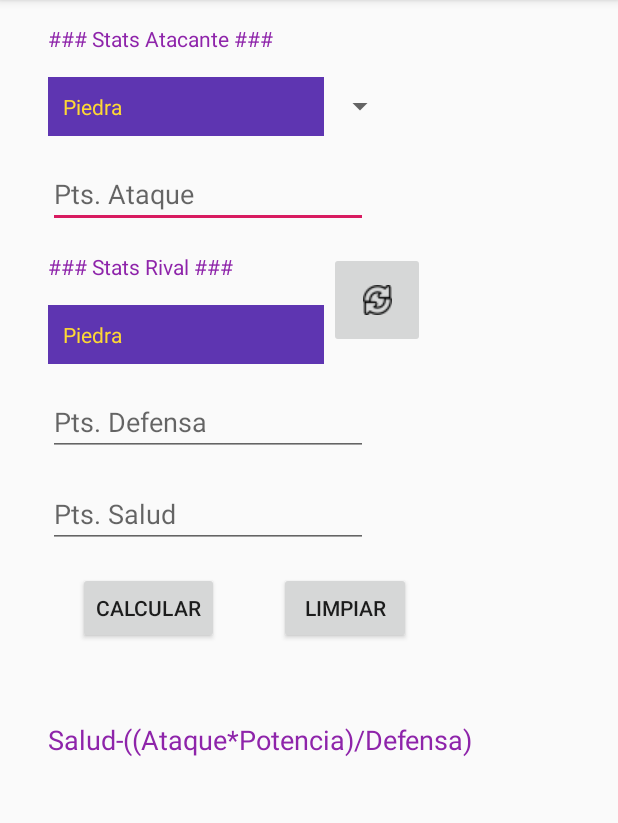
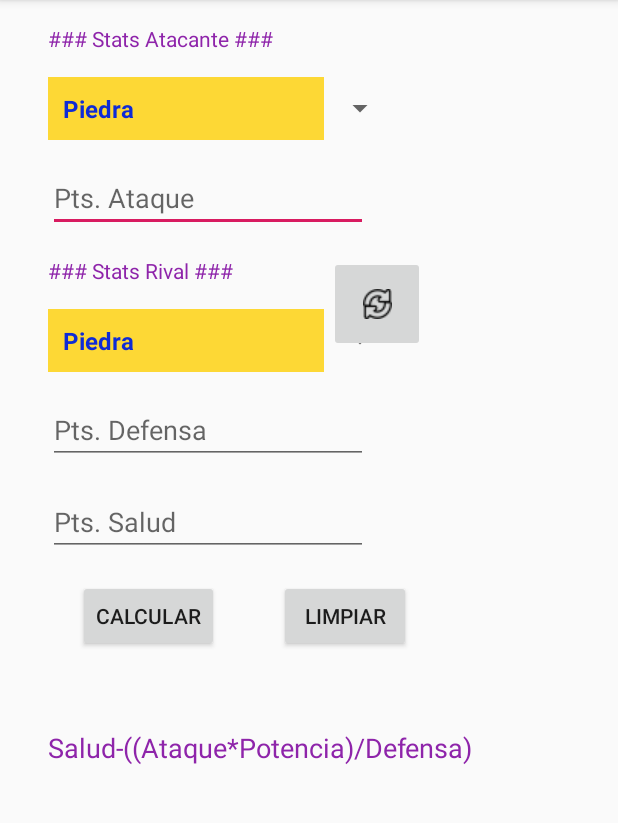
Before and after one commit to LuriasBoy44/RolApp, an Android app: the screen it shows after launch (MainActivity), on a phone screen of 412 x 824 dp, the part 84-907 px from its top. Run offline under Robolectric (Android 15) with nearby library versions, the phone set to English and light mode, and no system bars.

Commit message:
Cambios en spinner

```diff
--- a/app/src/main/res/layout/spinner_item_type.xml
+++ b/app/src/main/res/layout/spinner_item_type.xml
@@ -2,8 +2,9 @@
 <TextView
     android:layout_width="match_parent"
     android:layout_height="wrap_content"
-    android:textSize="14sp"
+    android:textSize="16sp"
     android:padding="10sp"
-    android:textColor="#FDD835"
-    android:background="#5E35B1"
+    android:textColor="#0E2BD6"
+    android:background="#FDD835"
+    android:textStyle="bold"
     xmlns:android="http://schemas.android.com/apk/res/android" />
```
